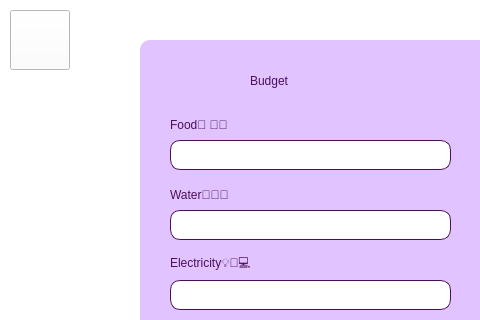
Nirjaraa/spendwise, file budget.ui: the form before one commit; both pictures show x 0 to 480 and y 0 to 320 of the 960 by 540 pixel window.
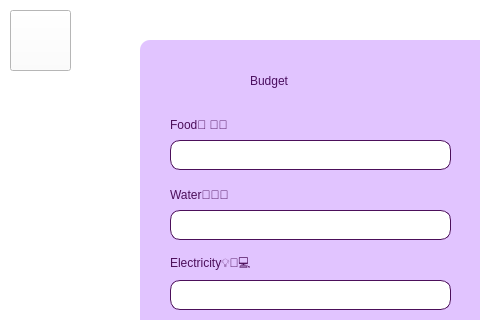
The form after the commit. Icons and pictures are not drawn.

What changed in the file:
```diff
--- a/budget.ui
+++ b/budget.ui
@@ -25,8 +25,8 @@
      <rect>
       <x>10</x>
       <y>10</y>
-      <width>60</width>
-      <height>60</height>
+      <width>61</width>
+      <height>61</height>
      </rect>
     </property>
     <property name="styleSheet">
```
Left out of the diff: 15 changed lines with no effect on the pictures.
